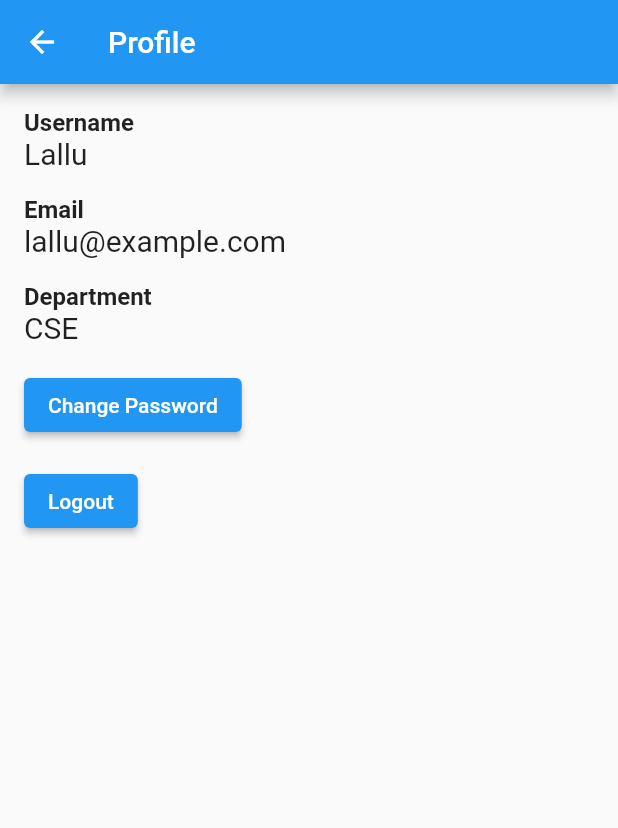
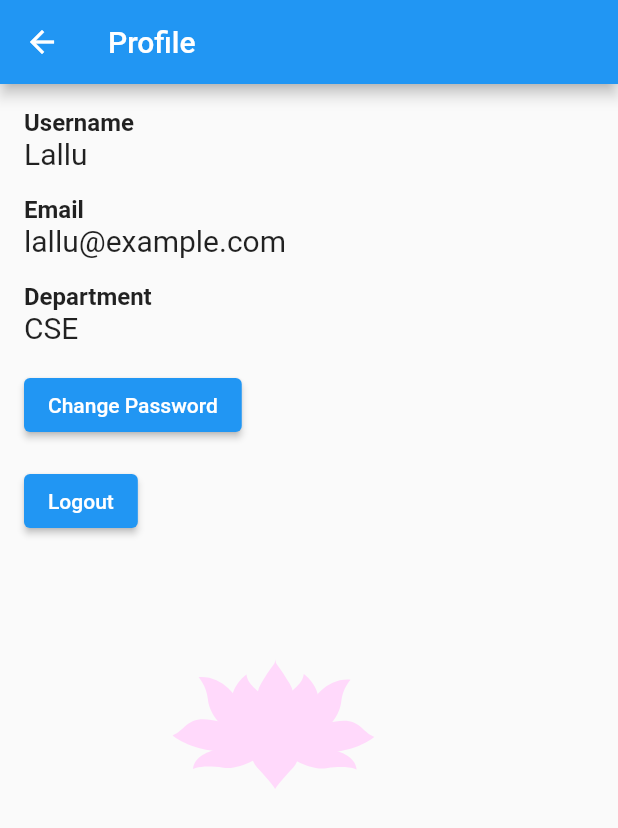
Before and after one commit to LalithGuptha/Admin_App_Anokha, a Flutter app: the ProfilePage screen opened directly, on a phone screen of 412 x 824 dp. Shown: the top 828 px of the screen. Run offline on Flutter 3.47's test engine with Material 2 defaults, Android fonts, the phone set to English and light mode, and no system bars; our stand-ins replace animated_splash_screen, hexcolor, lottie.

Commit message:
Lottie in Profile

```diff
--- a/lib/screens/home_screen.dart
+++ b/lib/screens/home_screen.dart
@@ -4,6 +4,7 @@ import 'package:flutter/material.dart';
 import 'package:admin_app/screens/daysCont.dart';
 import 'package:hexcolor/hexcolor.dart';
 import 'package:admin_app/screens/create_event_page.dart';
+import 'package:admin_app/screens/profile.dart';
 
 class HomeScreen extends StatefulWidget {
   const HomeScreen({Key? key}) : super(key: key);
@@ -41,7 +42,10 @@ class _HomeScreen extends State<HomeScreen> {
               decoration:
                   BoxDecoration(borderRadius: BorderRadius.circular(10)),
               child: IconButton(
-                onPressed: () {},
+                onPressed: () {
+                  Navigator.push(context,
+                      MaterialPageRoute(builder: (context) => const ProfilePage()));
+                },
                 icon: Icon(Icons.person),
                 color: HexColor(blue),
               )),
--- a/lib/screens/profile.dart
+++ b/lib/screens/profile.dart
@@ -79,6 +79,13 @@ class _ProfilePageState extends State<ProfilePage> {
               },
               child: Text('Logout'),
             ),
+            SizedBox(height: 60,),
+            Container(
+              margin: EdgeInsets.only(left: 80),
+              child:Lottie.asset(
+                'assets/animations/9404-lotus-animation.json',
+                fit: BoxFit.contain,)
+              ),
           ],
         ),
       ),
--- a/pubspec.yaml
+++ b/pubspec.yaml
@@ -64,7 +64,7 @@ flutter:
 
   # To add assets to your application, add an assets section, like this:
   assets:
-    - assets/animations/profile_animation.json
+    - assets/animations/
     - assets/
   # An image asset can refer to one or more resolution-specific "variants", see
   # https://flutter.dev/assets-and-images/#resolution-aware
```
Also changed, not shown: assets/animations/9404-lotus-animation.json (added, +1 -0 lines).
